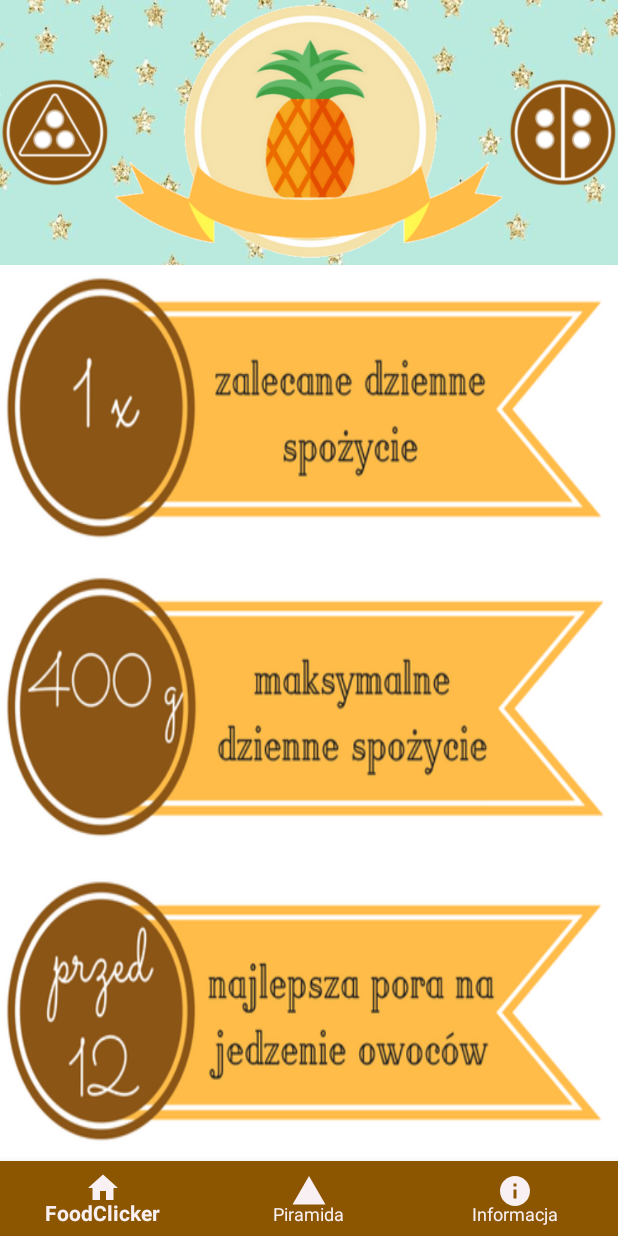
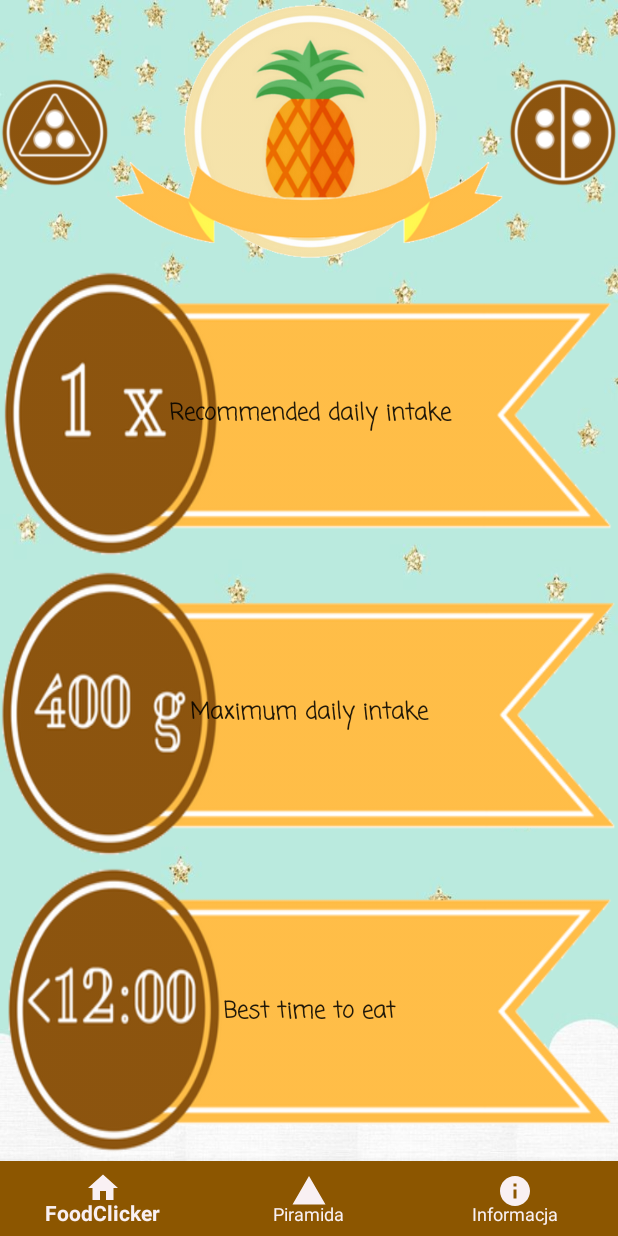
Before and after one commit to tomaszd/FoodClicker, an Android app: the OwoceDetailsActivity screen opened directly, with no data from a screen before it, on a phone screen of 412 x 824 dp. Run offline under Robolectric (Android 15) with nearby library versions, the phone set to English and light mode, and no system bars.

Commit message:
added nicer details

```diff
--- a/app/src/main/res/layout/activity_owoce_details.xml
+++ b/app/src/main/res/layout/activity_owoce_details.xml
@@ -48,8 +48,11 @@
         android:id="@+id/btnZalecane"
         android:layout_width="fill_parent"
         android:layout_height="fill_parent"
+        style="@style/styleIndetailInfo"
         android:layout_weight="1"
-        android:background="@drawable/owoce_zalecane" />
+        android:background="@drawable/once_ribeye"
+        android:text="@string/recommended_daily_intake"
+        android:textAllCaps="false" />
 
     <Button
         android:id="@+id/btnOk"
@@ -57,7 +60,8 @@
         android:layout_width="fill_parent"
         android:layout_height="fill_parent"
         android:layout_weight="1"
-        android:background="@drawable/owoce_info_1" />
+        android:text="@string/maximum_daily_intake"
+        android:background="@drawable/fourhundred_g" />
 
 
     <LinearLayout
@@ -70,11 +74,12 @@
 
         <Button
             android:id="@+id/btnNotOk"
-            style="@style/styleIndetailInfo"
             android:layout_width="fill_parent"
             android:layout_height="fill_parent"
             android:layout_weight="1"
-            android:background="@drawable/owoce_info_2" />
+            style="@style/styleIndetailInfo"
+            android:text="@string/best_time_to_eat"
+            android:background="@drawable/before_twelve" />
 
     </LinearLayout>
 
--- a/app/src/main/res/values/strings.xml
+++ b/app/src/main/res/values/strings.xml
@@ -13,4 +13,7 @@
     <string name="piramida">Piramida</string>
     <string name="nutrition_facts">Nutrition Facts</string>
     <string name="food_diary">Food Diary</string>
+    <string name="best_time_to_eat">Best time to eat</string>
+    <string name="maximum_daily_intake">Maximum daily intake</string>
+    <string name="recommended_daily_intake">Recommended daily intake</string>
 </resources>
```
Also changed, not shown: app/src/main/res/drawable/before_twelve.png (added), app/src/main/res/drawable/fourhundred_g.png (added), app/src/main/res/drawable/once_ribeye.png (added).
